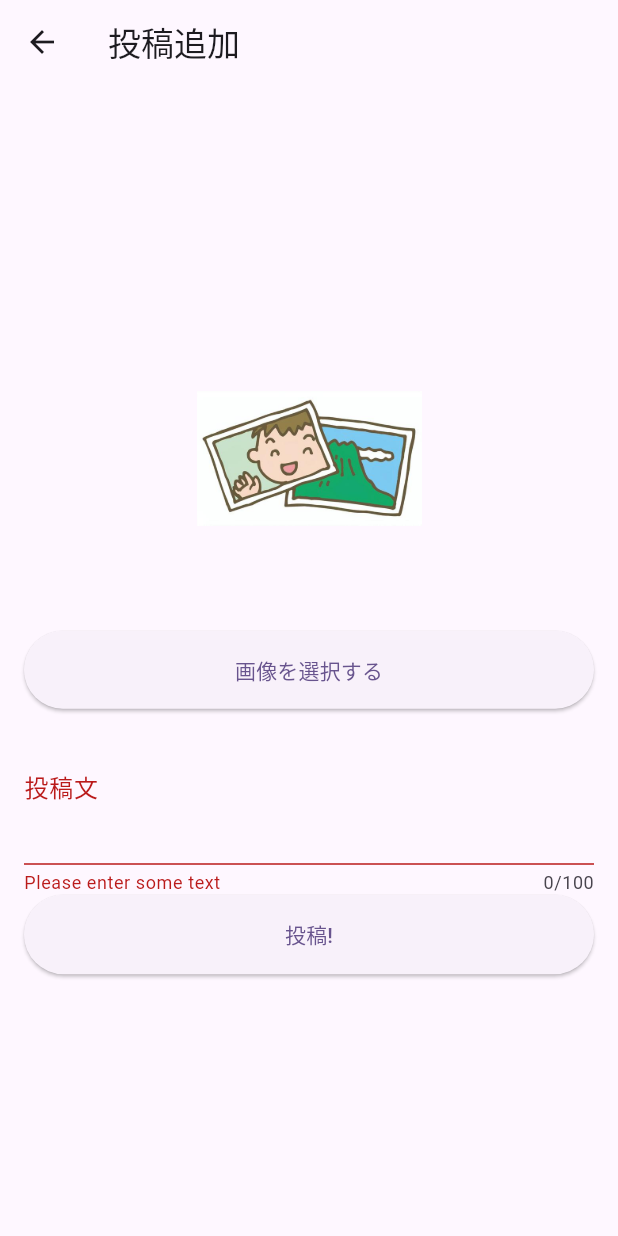
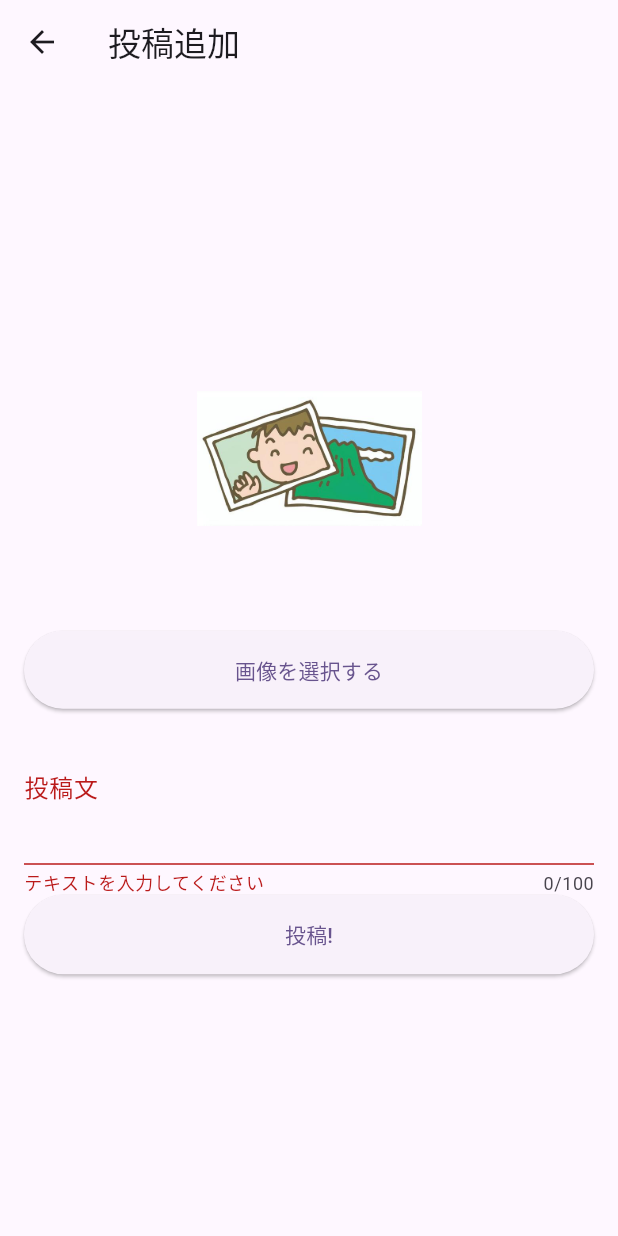
Before and after one commit to mikomoon0829/Gontwitter, a Flutter app: the AddPostPage screen opened directly, after a tap on "投稿!", on a phone screen of 412 x 824 dp. Run offline on Flutter 3.47's test engine with Material 3 defaults, Android fonts, the phone set to English and light mode, and no system bars; our stand-ins replace cloud_firestore, firebase_auth, firebase_core, firebase_storage, fluttertoast, freezed_annotation and 1 more; accounts and stored records are empty.

```diff
--- a/lib/views/auth/auth_page.dart
+++ b/lib/views/auth/auth_page.dart
@@ -158,6 +158,7 @@ class AuthPage extends StatelessWidget {
                   // ignore: use_build_context_synchronously
                   showCloseOnlyDialog(context, "ログイン失敗", "メールアドレスの形式ではありません");
                 } else if (e.code == "wrong-password") {
+                  // ignore: use_build_context_synchronously
                   showCloseOnlyDialog(context, "ログイン失敗", "パスワードが間違っています");
                 }
               } catch (e) {
--- a/lib/views/my_page/add_post/add_post_page.dart
+++ b/lib/views/my_page/add_post/add_post_page.dart
@@ -91,7 +91,7 @@ class _AddPostPageState extends State<AddPostPage> {
                     decoration: InputDecoration(label: Text("投稿文")),
                     validator: (value) {
                       if (value == null || value.isEmpty) {
-                        return "Please enter some text";
+                        return "テキストを入力してください";
                       }
                       return null;
                     }),
--- a/lib/views/my_page/edit_profile/edit_profile.dart
+++ b/lib/views/my_page/edit_profile/edit_profile.dart
@@ -106,7 +106,7 @@ class _EditProfilePageState extends State<EditProfilePage> {
                   decoration: InputDecoration(label: Text("ユーザーネーム")),
                   validator: (value) {
                     if (value == null || value.isEmpty) {
-                      return "Please enter some text";
+                      return "テキストを入力してください";
                     }
                     return null;
                   }),
@@ -116,7 +116,7 @@ class _EditProfilePageState extends State<EditProfilePage> {
                   decoration: InputDecoration(label: Text("自己紹介文")),
                   validator: (value) {
                     if (value == null || value.isEmpty) {
-                      return "Please enter some text";
+                      return "テキストを入力してください";
                     }
                     return null;
                   }),
--- a/lib/views/my_page/my_page.dart
+++ b/lib/views/my_page/my_page.dart
@@ -132,7 +132,7 @@ class MyPage extends StatelessWidget {
             child: StreamBuilder(
                 stream: FirebaseFirestore.instance
                     .collection("users")
-                    .doc(myUserId ?? " ")
+                    .doc(myUserId ?? "")
                     .snapshots(),
                 builder: (context, snapshot) {
                   if (snapshot.hasData == false) {
```
Also changed, not shown: lib/views/my_page/edit_email/edit_email.dart (+6 -1 lines).
